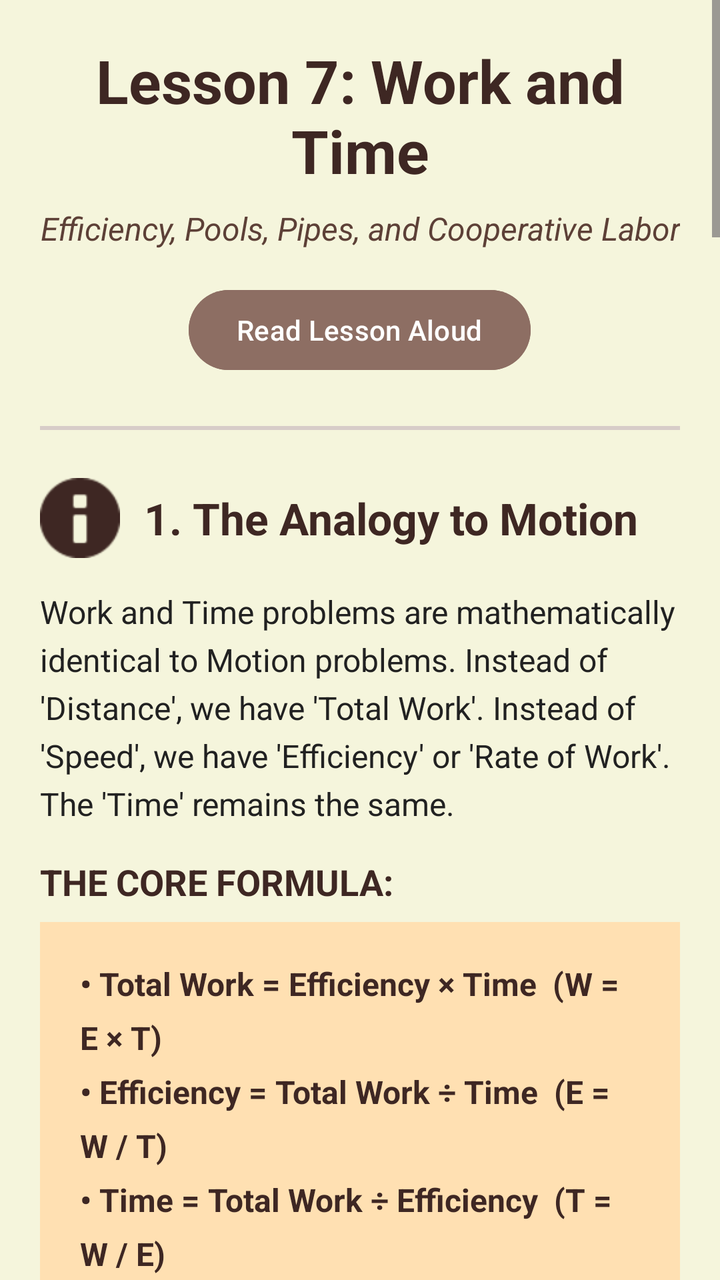
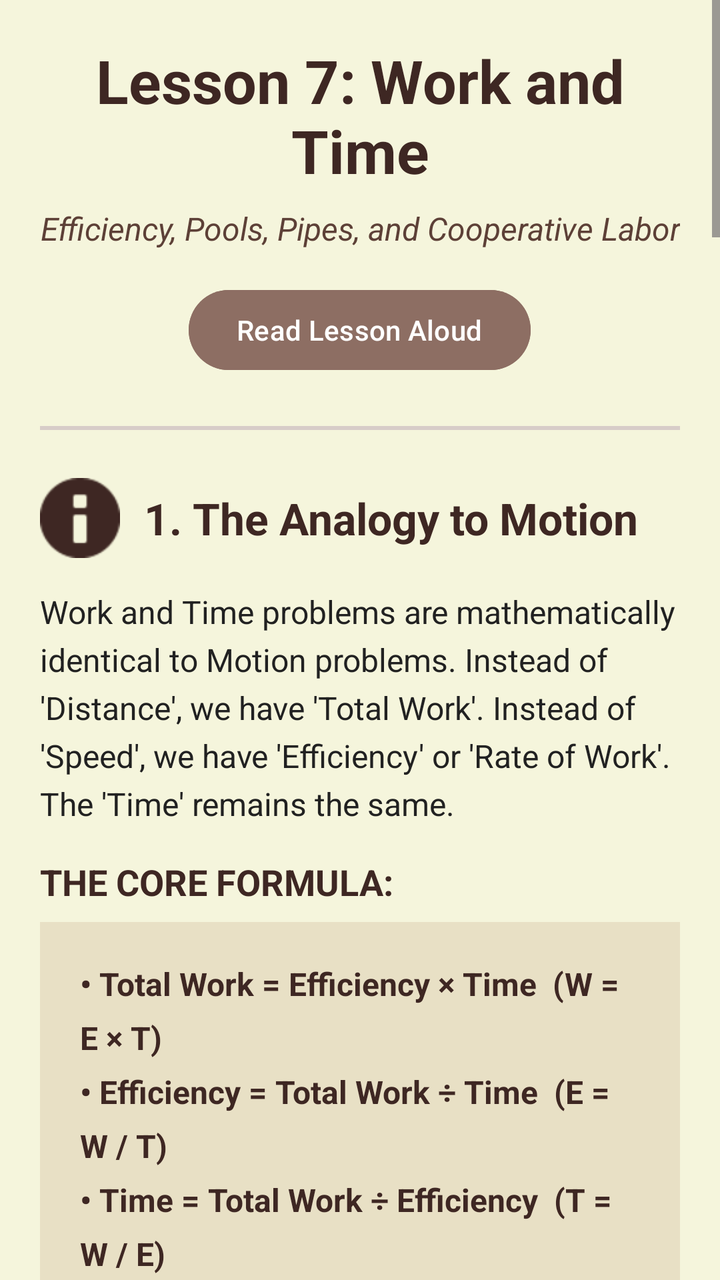

Two renders of the same Android screen: before a commit and after it. Below are the layout's source before the change and the commit's diff.
<!-- AndroidManifest.xml: application theme Theme.OlympMathMentor -->
<!-- res/layout/activity_lesson7.xml -->
<?xml version="1.0" encoding="utf-8"?>
<ScrollView xmlns:android="http://schemas.android.com/apk/res/android"
    xmlns:app="http://schemas.android.com/apk/res-auto"
    android:layout_width="match_parent"
    android:layout_height="match_parent"
    android:background="#F5F5DC">

    <LinearLayout
        android:layout_width="match_parent"
        android:layout_height="wrap_content"
        android:orientation="vertical"
        android:padding="20dp">

        <TextView
            android:id="@+id/tvTitle"
            android:layout_width="match_parent"
            android:layout_height="wrap_content"
            android:text="Lesson 7: Work and Time"
            android:textSize="30sp"
            android:textStyle="bold"
            android:textColor="#3E2723"
            android:layout_marginBottom="8dp"
            android:gravity="center" />

        <TextView
            android:id="@+id/tvSubtitle"
            android:layout_width="match_parent"
            android:layout_height="wrap_content"
            android:text="Efficiency, Pools, Pipes, and Cooperative Labor"
            android:textSize="16sp"
            android:textColor="#5D4037"
            android:layout_marginBottom="16dp"
            android:gravity="center"
            android:textStyle="italic" />

        <Button
            android:id="@+id/btnReadLesson"
            android:layout_width="wrap_content"
            android:layout_height="wrap_content"
            android:layout_gravity="center"
            android:text="Read Lesson Aloud"
            android:backgroundTint="#8D6E63"
            android:textColor="#FFFFFF"
            android:layout_marginBottom="24dp" />

        <View
            android:layout_width="match_parent"
            android:layout_height="2dp"
            android:background="#D7CCC8"
            android:layout_marginBottom="24dp" />

        <LinearLayout
            android:layout_width="match_parent"
            android:layout_height="wrap_content"
            android:orientation="horizontal"
            android:gravity="center_vertical"
            android:layout_marginBottom="16dp">

            <ImageView
                android:layout_width="40dp"
                android:layout_height="40dp"
                android:src="@android:drawable/ic_dialog_info"
                app:tint="#3E2723"
                android:layout_marginEnd="12dp" />

            <TextView
                android:id="@+id/tvSec1Title"
                android:layout_width="match_parent"
                android:layout_height="wrap_content"
                android:text="1. The Analogy to Motion"
                android:textSize="22sp"
                android:textStyle="bold"
                android:textColor="#3E2723" />
        </LinearLayout>

        <TextView
            android:id="@+id/tvSec1Text1"
            android:layout_width="match_parent"
            android:layout_height="wrap_content"
            android:text="Work and Time problems are mathematically identical to Motion problems. Instead of 'Distance', we have 'Total Work'. Instead of 'Speed', we have 'Efficiency' or 'Rate of Work'. The 'Time' remains the same."
            android:textColor="#212121"
            android:textSize="16sp"
            android:lineSpacingExtra="5dp"
            android:layout_marginBottom="16dp" />

        <TextView
            android:id="@+id/tvSec1FormulasTitle"
            android:layout_width="match_parent"
            android:layout_height="wrap_content"
            android:text="THE CORE FORMULA:"
            android:textSize="18sp"
            android:textStyle="bold"
            android:textColor="#3E2723"
            android:layout_marginBottom="8dp" />

        <TextView
            android:id="@+id/tvSec1Formulas"
            android:layout_width="match_parent"
            android:layout_height="wrap_content"
            android:text="• Total Work = Efficiency × Time  (W = E × T)\n• Efficiency = Total Work ÷ Time  (E = W / T)\n• Time = Total Work ÷ Efficiency  (T = W / E)"
            android:textSize="16sp"
            android:textStyle="bold"
            android:textColor="#3E2723"
            android:background="#FFE0B2"
            android:padding="20dp"
            android:lineSpacingExtra="8dp"
            android:layout_marginBottom="24dp" />

        <View
            android:layout_width="match_parent"
            android:layout_height="1dp"
            android:background="#D7CCC8"
            android:layout_marginBottom="24dp" />

        <LinearLayout
            android:layout_width="match_parent"
            android:layout_height="wrap_content"
            android:orientation="horizontal"
            android:gravity="center_vertical"
            android:layout_marginBottom="16dp">

            <ImageView
                android:layout_width="40dp"
                android:layout_height="40dp"
                android:src="@android:drawable/ic_menu_sort_by_size"
                app:tint="#3E2723"
                android:layout_marginEnd="12dp" />

            <TextView
                android:id="@+id/tvSec2Title"
                android:layout_width="match_parent"
                android:layout_height="wrap_content"
                android:text="2. The 'Unit Work' Method"
                android:textSize="22sp"
                android:textStyle="bold"
                android:textColor="#3E2723" />
        </LinearLayout>

        <TextView
            android:id="@+id/tvSec2Text1"
            android:layout_width="match_parent"
            android:layout_height="wrap_content"
            android:text="In most problems, the exact amount of work isn't given (e.g., 'build a wall', 'fill a pool'). In these cases, we assume the Total Work is exactly 1 unit (100%)."
            android:textColor="#212121"
            android:textSize="16sp"
            android:lineSpacingExtra="5dp"
            android:layout_marginBottom="16dp" />

        <TextView
            android:id="@+id/tvSec2Text2"
            android:layout_width="match_parent"
            android:layout_height="wrap_content"
            android:text="If a person can complete 1 whole job in 'x' days, then their Efficiency (how much they do in 1 day) is exactly 1/x of the job."
            android:textSize="16sp"
            android:textStyle="bold"
            android:textColor="#3E2723"
            android:layout_marginBottom="8dp" />

        <TextView
            android:id="@+id/tvSec2Text3"
            android:layout_width="match_parent"
            android:layout_height="wrap_content"
            android:text="Example: If John paints a room in 5 hours, his efficiency is 1/5 of the room per hour. In 3 hours, he will paint 3 × (1/5) = 3/5 of the room."
            android:textColor="#212121"
            android:textSize="16sp"
            android:background="#E8E0C5"
            android:padding="16dp"
            android:lineSpacingExtra="6dp"
            android:layout_marginBottom="24dp" />

        <View
            android:layout_width="match_parent"
            android:layout_height="1dp"
            android:background="#D7CCC8"
            android:layout_marginBottom="24dp" />

        <TextView
            android:id="@+id/tvSec3Title"
            android:layout_width="match_parent"
            android:layout_height="wrap_content"
            android:text="3. Cooperative Work (Working Together)"
            android:textSize="22sp"
            android:textStyle="bold"
            android:textColor="#3E2723"
            android:layout_marginBottom="16dp" />

        <TextView
            android:id="@+id/tvSec3Text1"
            android:layout_width="match_parent"
            android:layout_height="wrap_content"
            android:text="When two people work together, you NEVER add their times. You add their EFFICIENCIES."
            android:textColor="#D32F2F"
            android:textStyle="bold"
            android:textSize="16sp"
            android:lineSpacingExtra="5dp"
            android:layout_marginBottom="16dp" />

        <TextView
            android:id="@+id/tvSec3Text2"
            android:layout_width="match_parent"
            android:layout_height="wrap_content"
            android:text="RULE 1: If Person A takes 'a' days, and Person B takes 'b' days, their combined efficiency is (1/a) + (1/b)."
            android:textSize="16sp"
            android:textStyle="bold"
            android:textColor="#5D4037"
            android:layout_marginBottom="8dp" />

        <TextView
            android:id="@+id/tvSec3Text3"
            android:layout_width="match_parent"
            android:layout_height="wrap_content"
            android:text="Shortcut Formula for 2 people working together:\nTime together = (a × b) / (a + b)"
            android:textColor="#3E2723"
            android:textSize="18sp"
            android:textStyle="bold"
            android:background="#FFE0B2"
            android:padding="16dp"
            android:layout_marginBottom="24dp" />

        <TextView
            android:id="@+id/tvSec4Title"
            android:layout_width="match_parent"
            android:layout_height="wrap_content"
            android:text="4. The 'LCM' Method (The Olympiad Secret)"
            android:textSize="22sp"
            android:textStyle="bold"
            android:textColor="#3E2723"
            android:layout_marginBottom="16dp" />

        <TextView
            android:id="@+id/tvSec4Text1"
            android:layout_width="match_parent"
            android:layout_height="wrap_content"
            android:text="Working with fractions (1/x) can be slow and prone to errors. Olympiad champions use the LCM (Least Common Multiple) method. Instead of setting Total Work to 1, we set it to the LCM of all given times. This turns all efficiencies into whole numbers!"
            android:textColor="#212121"
            android:textSize="16sp"
            android:lineSpacingExtra="5dp"
            android:layout_marginBottom="16dp" />

        <TextView
            android:id="@+id/tvSec4Text2"
            android:layout_width="match_parent"
            android:layout_height="wrap_content"
            android:text="Example: A takes 10 days, B takes 15 days.\nStep 1: LCM of 10 and 15 is 30. Let Total Work = 30 units.\nStep 2: A's efficiency = 30/10 = 3 units/day.\nStep 3: B's efficiency = 30/15 = 2 units/day.\nStep 4: Combined efficiency = 3 + 2 = 5 units/day.\nStep 5: Time together = 30 / 5 = 6 days."
            android:textColor="#212121"
            android:textSize="16sp"
            android:background="#C8E6C9"
            android:padding="16dp"
            android:lineSpacingExtra="6dp"
            android:layout_marginBottom="24dp" />

        <View
            android:layout_width="match_parent"
            android:layout_height="1dp"
            android:background="#D7CCC8"
            android:layout_marginBottom="24dp" />

        <TextView
            android:id="@+id/tvSec5Title"
            android:layout_width="match_parent"
            android:layout_height="wrap_content"
            android:text="5. Pipes and Cisterns (Pools)"
            android:textSize="22sp"
            android:textStyle="bold"
            android:textColor="#3E2723"
            android:layout_marginBottom="16dp" />

        <TextView
            android:id="@+id/tvSec5Text1"
            android:layout_width="match_parent"
            android:layout_height="wrap_content"
            android:text="Pipes filling a tank are exactly like people doing work. But there is a twist: A leak or an emptying pipe acts as 'Negative Work'."
            android:textColor="#212121"
            android:textSize="16sp"
            android:lineSpacingExtra="5dp"
            android:layout_marginBottom="16dp" />

        <TextView
            android:id="@+id/tvSec5Text2"
            android:layout_width="match_parent"
            android:layout_height="wrap_content"
            android:text="► Inlet Pipe (Fills): Positive Efficiency (+E)\n► Outlet Pipe (Empties): Negative Efficiency (-E)\n\nNet Efficiency = (+E_fill) - (-E_empty)"
            android:textColor="#212121"
            android:textSize="16sp"
            android:background="#BBDEFB"
            android:padding="16dp"
            android:lineSpacingExtra="6dp"
            android:layout_marginBottom="24dp" />

        <View
            android:layout_width="match_parent"
            android:layout_height="1dp"
            android:background="#D7CCC8"
            android:layout_marginBottom="24dp" />

        <TextView
            android:id="@+id/tvMasterTitle"
            android:layout_width="match_parent"
            android:layout_height="wrap_content"
            android:text="Masterclass: Advanced Problem Solving"
            android:textSize="24sp"
            android:textStyle="bold"
            android:textColor="#3E2723"
            android:layout_marginBottom="24dp"
            android:gravity="center" />

        <LinearLayout
            android:layout_width="match_parent"
            android:layout_height="wrap_content"
            android:orientation="vertical"
            android:background="#F5F5F5"
            android:padding="16dp"
            android:layout_marginBottom="20dp">

            <TextView
                android:id="@+id/tvProb1Title"
                android:layout_width="match_parent"
                android:layout_height="wrap_content"
                android:text="Problem 1: The Quitter"
                android:textSize="18sp"
                android:textStyle="bold"
                android:textColor="#E65100"
                android:layout_marginBottom="8dp" />

            <TextView
                android:id="@+id/tvProb1Q"
                android:layout_width="match_parent"
                android:layout_height="wrap_content"
                android:text="Question: Alice can build a wall in 20 days, Bob in 30 days. They start working together, but after 6 days, Alice leaves. How many days will it take Bob alone to finish the remaining work?"
                android:textColor="#212121"
                android:textSize="16sp"
                android:lineSpacingExtra="4dp"
                android:layout_marginBottom="12dp" />

            <TextView
                android:id="@+id/tvProb1S1"
                android:layout_width="match_parent"
                android:layout_height="wrap_content"
                android:text="Step 1: Use LCM method. LCM(20, 30) = 60 units (Total Work)."
                android:textColor="#424242"
                android:textSize="15sp"
                android:layout_marginBottom="4dp" />

            <TextView
                android:id="@+id/tvProb1S2"
                android:layout_width="match_parent"
                android:layout_height="wrap_content"
                android:text="Step 2: Alice's efficiency = 60/20 = 3 units/day. Bob's efficiency = 60/30 = 2 units/day."
                android:textColor="#424242"
                android:textSize="15sp"
                android:layout_marginBottom="4dp" />

            <TextView
                android:id="@+id/tvProb1S3"
                android:layout_width="match_parent"
                android:layout_height="wrap_content"
                android:text="Step 3: Together, they do 3+2 = 5 units/day. In 6 days, they complete: 6 × 5 = 30 units."
                android:textColor="#424242"
                android:textSize="15sp"
                android:layout_marginBottom="4dp" />

            <TextView
                android:id="@+id/tvProb1S4"
                android:layout_width="match_parent"
                android:layout_height="wrap_content"
                android:text="Step 4: Remaining work = 60 - 30 = 30 units."
                android:textColor="#424242"
                android:textSize="15sp"
                android:layout_marginBottom="4dp" />

            <TextView
                android:id="@+id/tvProb1S5"
                android:layout_width="match_parent"
                android:layout_height="wrap_content"
                android:text="Step 5: Bob must finish these 30 units alone. Bob's Time = 30 units / 2 units/day = 15 days."
                android:textColor="#2E7D32"
                android:textStyle="bold"
                android:textSize="16sp"
                android:layout_marginTop="8dp" />
        </LinearLayout>

        <LinearLayout
            android:layout_width="match_parent"
            android:layout_height="wrap_content"
            android:orientation="vertical"
            android:background="#F5F5F5"
            android:padding="16dp"
            android:layout_marginBottom="20dp">

            <TextView
                android:id="@+id/tvProb2Title"
                android:layout_width="match_parent"
                android:layout_height="wrap_content"
                android:text="Problem 2: The Leaky Pool"
                android:textSize="18sp"
                android:textStyle="bold"
                android:textColor="#E65100"
                android:layout_marginBottom="8dp" />

            <TextView
                android:id="@+id/tvProb2Q"
                android:layout_width="match_parent"
                android:layout_height="wrap_content"
                android:text="Question: Pipe A fills a pool in 4 hours. Pipe B fills it in 6 hours. However, a drain at the bottom can empty the full pool in 12 hours. If all three are opened simultaneously, how long will it take to fill the pool?"
                android:textColor="#212121"
                android:textSize="16sp"
                android:lineSpacingExtra="4dp"
                android:layout_marginBottom="12dp" />

            <TextView
                android:id="@+id/tvProb2S1"
                android:layout_width="match_parent"
                android:layout_height="wrap_content"
                android:text="Step 1: LCM(4, 6, 12) = 12 units (Pool Capacity)."
                android:textColor="#424242"
                android:textSize="15sp"
                android:layout_marginBottom="4dp" />

            <TextView
                android:id="@+id/tvProb2S2"
                android:layout_width="match_parent"
                android:layout_height="wrap_content"
                android:text="Step 2: Pipe A = +3 units/hr. Pipe B = +2 units/hr. Drain = -1 unit/hr."
                android:textColor="#424242"
                android:textSize="15sp"
                android:layout_marginBottom="4dp" />

            <TextView
                android:id="@+id/tvProb2S3"
                android:layout_width="match_parent"
                android:layout_height="wrap_content"
                android:text="Step 3: Net Efficiency = 3 + 2 - 1 = 4 units/hr."
                android:textColor="#424242"
                android:textSize="15sp"
                android:layout_marginBottom="4dp" />

            <TextView
                android:id="@+id/tvProb2S4"
                android:layout_width="match_parent"
                android:layout_height="wrap_content"
                android:text="Step 4: Total Time = 12 units / 4 units/hr = 3 hours."
                android:textColor="#2E7D32"
                android:textStyle="bold"
                android:textSize="16sp"
                android:layout_marginTop="8dp" />
        </LinearLayout>

        <Button
            android:id="@+id/btnGoToTest7"
            android:layout_width="match_parent"
            android:layout_height="70dp"
            android:text="TAKE TEST 7"
            android:textStyle="bold"
            android:textSize="22sp"
            app:backgroundTint="#FFB74D"
            android:textColor="#3E2723"
            android:elevation="6dp"
            android:layout_marginBottom="20dp" />

    </LinearLayout>
</ScrollView>
<!-- resources referenced by this layout -->
<resources>
  <style name="Theme.OlympMathMentor" parent="Base.Theme.OlympMathMentor" />
  <style name="Base.Theme.OlympMathMentor" parent="Theme.Material3.DayNight.NoActionBar">
          
          
      </style>
</resources>

<!-- the commit's change to res/layout/activity_lesson7.xml (unified diff, before → after) -->
@@ -101,7 +101,7 @@
             android:textSize="16sp"
             android:textStyle="bold"
             android:textColor="#3E2723"
-            android:background="#FFE0B2"
+            android:background="#E8E0C5"
             android:padding="20dp"
             android:lineSpacingExtra="8dp"
             android:layout_marginBottom="24dp" />
@@ -213,7 +213,7 @@
             android:textColor="#3E2723"
             android:textSize="18sp"
             android:textStyle="bold"
-            android:background="#FFE0B2"
+            android:background="#E8E0C5"
             android:padding="16dp"
             android:layout_marginBottom="24dp" />
 
@@ -244,7 +244,7 @@
             android:text="Example: A takes 10 days, B takes 15 days.\nStep 1: LCM of 10 and 15 is 30. Let Total Work = 30 units.\nStep 2: A's efficiency = 30/10 = 3 units/day.\nStep 3: B's efficiency = 30/15 = 2 units/day.\nStep 4: Combined efficiency = 3 + 2 = 5 units/day.\nStep 5: Time together = 30 / 5 = 6 days."
             android:textColor="#212121"
             android:textSize="16sp"
-            android:background="#C8E6C9"
+            android:background="#E8E0C5"
             android:padding="16dp"
             android:lineSpacingExtra="6dp"
             android:layout_marginBottom="24dp" />
@@ -282,7 +282,7 @@
             android:text="► Inlet Pipe (Fills): Positive Efficiency (+E)\n► Outlet Pipe (Empties): Negative Efficiency (-E)\n\nNet Efficiency = (+E_fill) - (-E_empty)"
             android:textColor="#212121"
             android:textSize="16sp"
-            android:background="#BBDEFB"
+            android:background="#E8E0C5"
             android:padding="16dp"
             android:lineSpacingExtra="6dp"
             android:layout_marginBottom="24dp" />
@@ -452,7 +452,7 @@
             android:text="TAKE TEST 7"
             android:textStyle="bold"
             android:textSize="22sp"
-            app:backgroundTint="#FFB74D"
+            app:backgroundTint="#8D6E63"
             android:textColor="#3E2723"
             android:elevation="6dp"
             android:layout_marginBottom="20dp" />
